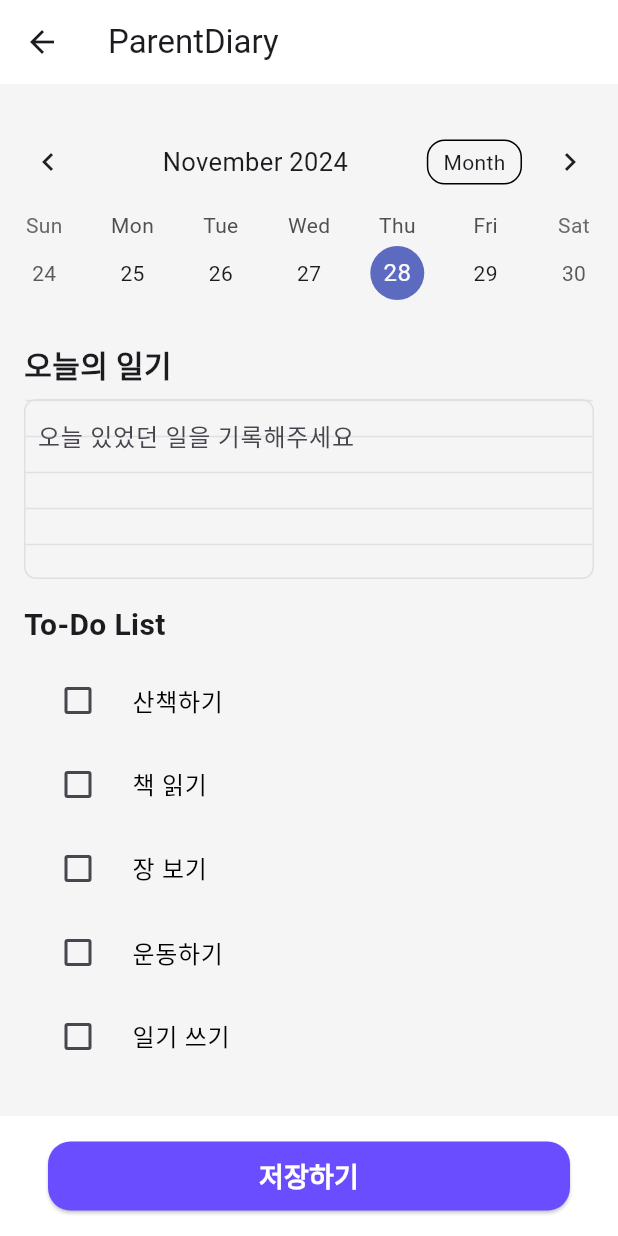
After one commit to EHHO916/yonsei_gen_ai, a Flutter app: the ChatScreen screen opened directly, after a tap on the "calendar today" icon, on a phone screen of 412 x 824 dp. The commit adds this screen. Run offline on Flutter 3.47's test engine with Material 3 defaults, Android fonts, the phone set to English and light mode, and no system bars; drawn by our look-alikes of table_calendar; our stand-ins replace flutter_dotenv, google_sign_in; missing offline and left inert: mongo_dart; Roboto replaces fonts that are missing (noto).

Commit message:
Backup files

```diff
--- /dev/null
+++ b/lib/diary.dart
@@ -0,0 +1,330 @@
+import 'package:flutter/material.dart';
+import 'package:flutter/services.dart';
+import 'package:table_calendar/table_calendar.dart';
+
+class DiaryHome extends StatefulWidget {
+  @override
+  _DiaryHomeState createState() => _DiaryHomeState();
+}
+
+class LinePainter extends CustomPainter {
+  final double lineHeight;
+
+  LinePainter({required this.lineHeight});
+
+  @override
+  void paint(Canvas canvas, Size size) {
+    final paint = Paint()
+      ..color = Colors.grey[300]! // 줄 색상
+      ..strokeWidth = 1.0; // 줄 두께
+
+    for (double y = 0; y < size.height; y += lineHeight) {
+      canvas.drawLine(Offset(0, y), Offset(size.width, y), paint);
+    }
+  }
+
+  @override
+  bool shouldRepaint(covariant CustomPainter oldDelegate) => false;
+}
+
+class _DiaryHomeState extends State<DiaryHome> {
+  DateTime selectedDay = DateTime.now();
+  DateTime focusedDay = DateTime.now();
+  CalendarFormat calendarFormat = CalendarFormat.week;
+
+  final Map<DateTime, String> emojiByDate = {};
+  final TextEditingController _textEditingController = TextEditingController();
+
+  static const double lineHeight = 24.0; // 한 줄의 높이
+  static const int visibleLines = 5; // 보이는 줄 수
+  final double containerHeight = lineHeight * visibleLines; // 컨테이너 높이
+
+  final List<Map<String, dynamic>> toDoList = [
+    {"title": "산책하기", "done": false},
+    {"title": "책 읽기", "done": false},
+    {"title": "장 보기", "done": false},
+    {"title": "운동하기", "done": false},
+    {"title": "일기 쓰기", "done": false},
+  ];
+
+  final Map<String, String> emotionEmojis = {
+    'Angry': '😡',
+    'Sad': '😢',
+    'Tired': '😴',
+    'Neutral': '😐',
+    'Funny': '😂',
+    'Inspired': '✨',
+    'Happy': '😊',
+  };
+
+  final ScrollController _contentScrollController = ScrollController(); // 스크롤 컨트롤러 추가
+
+  @override
+  void dispose() {
+    _contentScrollController.dispose(); // 메모리 누수를 방지하기 위해 dispose
+    super.dispose();
+  }
+
+  void toggleCalendarFormat() {
+    setState(() {
+      if (calendarFormat == CalendarFormat.week) {
+        calendarFormat = CalendarFormat.month; // 한 달 보기로 변경
+      } else {
+        calendarFormat = CalendarFormat.week; // 주간 보기로 복구
+      }
+    });
+    HapticFeedback.lightImpact(); // 햅틱 반응 추가
+  }
+
+  void showEmojiSelectionDialog() {
+    showDialog(
+      context: context,
+      builder: (context) => Dialog(
+        shape: RoundedRectangleBorder(
+          borderRadius: BorderRadius.circular(15),
+        ),
+        child: Container(
+          decoration: BoxDecoration(
+            color: Colors.white,
+            borderRadius: BorderRadius.circular(15),
+          ),
+          padding: const EdgeInsets.all(16.0),
+          child: Column(
+            mainAxisSize: MainAxisSize.min,
+            children: [
+              Text(
+                "Select an Emoji for ${selectedDay.toLocal().toIso8601String().substring(0, 10)}",
+                style: const TextStyle(
+                  fontSize: 18,
+                  fontWeight: FontWeight.bold,
+                ),
+                textAlign: TextAlign.center,
+              ),
+              const SizedBox(height: 16),
+              Wrap(
+                spacing: 10,
+                runSpacing: 10,
+                children: emotionEmojis.entries
+                    .map(
+                      (entry) => GestureDetector(
+                    onTap: () {
+                      setState(() {
+                        emojiByDate[selectedDay] = entry.value; // 선택한 이모지를 저장
+                      });
+                      Navigator.pop(context);
+                    },
+                    child: Column(
+                      mainAxisSize: MainAxisSize.min,
+                      children: [
+                        Text(
+                          entry.value,
+                          style: const TextStyle(fontSize: 40),
+                        ),
+                        Text(
+                          entry.key,
+                          style: const TextStyle(fontSize: 12),
+                        ),
+                      ],
+                    ),
+                  ),
+                )
+                    .toList(),
+              ),
+              const SizedBox(height: 20),
+              ElevatedButton(
+                onPressed: () {
+                  Navigator.pop(context);
+                },
+                style: ElevatedButton.styleFrom(
+                  backgroundColor: Colors.white,
+                  padding: const EdgeInsets.symmetric(horizontal: 30, vertical: 12),
+                  shape: RoundedRectangleBorder(
+                    borderRadius: BorderRadius.circular(30),
+                  ),
+                ),
+                child: const Text(
+                  "닫기",
+                  style: TextStyle(color: Colors.black),
+                ),
+              ),
+            ],
+          ),
+        ),
+      ),
+    );
+  }
+
+  @override
+  Widget build(BuildContext context) {
+    return Scaffold(
+      appBar: AppBar(
+        title: const Text('ParentDiary'),
+        leading: IconButton(
+          icon: const Icon(Icons.arrow_back),
+          onPressed: () {
+            Navigator.pop(context);
+          },
+        ),
+        backgroundColor: Colors.white,
+      ),
+      backgroundColor: const Color(0xFFF5F5F5),
+      body: CustomScrollView(
+        controller: _contentScrollController,
+        slivers: [
+          // 캘린더 부분
+          SliverToBoxAdapter(
+            child: Padding(
+              padding: const EdgeInsets.only(top: 20.0),
+              child: TableCalendar(
+                firstDay: DateTime(2000),
+                lastDay: DateTime(2100),
+                focusedDay: focusedDay,
+                selectedDayPredicate: (day) => isSameDay(selectedDay, day),
+                onDaySelected: (newSelectedDay, newFocusedDay) {
+                  setState(() {
+                    selectedDay = newSelectedDay;
+                    focusedDay = newFocusedDay;
+                  });
+                  showEmojiSelectionDialog();
+                },
+                calendarFormat: calendarFormat,
+                onFormatChanged: (format) {
+                  setState(() {
+                    calendarFormat = format;
+                  });
+                },
+                availableCalendarFormats: const {
+                  CalendarFormat.week: 'Week',
+                  CalendarFormat.month: 'Month',
+                },
+                calendarStyle: const CalendarStyle(
+                  cellMargin: EdgeInsets.symmetric(vertical: 8),
+                ),
+                headerStyle: const HeaderStyle(
+                  titleCentered: true,
+                  formatButtonVisible: true,
+                ),
+              ),
+            ),
+          ),
+          const SliverToBoxAdapter(
+            child: SizedBox(height: 20),
+          ),
+          // 일기 및 To-Do List 부분
+          SliverToBoxAdapter(
+            child: Padding(
+              padding: const EdgeInsets.symmetric(horizontal: 16.0),
+              child: Column(
+                crossAxisAlignment: CrossAxisAlignment.start,
+                children: [
+                  const Text(
+                    "오늘의 일기",
+                    style: TextStyle(
+                      fontSize: 20,
+                      fontWeight: FontWeight.bold,
+                    ),
+                  ),
+                  const SizedBox(height: 8),
+                  Container(
+                    height: containerHeight,
+                    decoration: BoxDecoration(
+                      color: Colors.grey[100],
+                      borderRadius: BorderRadius.circular(8),
+                      border: Border.all(color: Colors.grey[300]!),
+                    ),
+                    child: Stack(
+                      children: [
+                        CustomPaint(
+                          size: Size(double.infinity, containerHeight),
+                          painter: LinePainter(lineHeight: lineHeight),
+                        ),
+                        Padding(
+                          padding: const EdgeInsets.symmetric(horizontal: 8.0),
+                          child: TextField(
+                            controller: _textEditingController,
+                            maxLines: null,
+                            keyboardType: TextInputType.multiline,
+                            decoration: const InputDecoration(
+                              hintText: '오늘 있었던 일을 기록해주세요',
+                              border: InputBorder.none,
+                              contentPadding: EdgeInsets.zero,
+                            ),
+                            style: const TextStyle(
+                              fontSize: 16,
+                              height: 1.5,
+                            ),
+                          ),
+                        ),
+                      ],
+                    ),
+                  ),
+                  const SizedBox(height: 16),
+                  const Text(
+                    "To-Do List",
+                    style: TextStyle(
+                      fontSize: 20,
+                      fontWeight: FontWeight.bold,
+                    ),
+                  ),
+                  const SizedBox(height: 8),
+                  ListView.builder(
+                    shrinkWrap: true,
+                    physics: const NeverScrollableScrollPhysics(),
+                    itemCount: toDoList.length,
+                    itemBuilder: (context, index) {
+                      return CheckboxListTile(
+                        title: Text(
+                          toDoList[index]['title'],
+                          style: TextStyle(
+                            decoration: toDoList[index]['done']
+                                ? TextDecoration.lineThrough
+                                : TextDecoration.none,
+                            color: toDoList[index]['done'] ? Colors.grey : Colors.black,
+                          ),
+                        ),
+                        value: toDoList[index]['done'],
+                        onChanged: (value) {
+                          setState(() {
+                            toDoList[index]['done'] = value!;
+                          });
+                        },
+                        controlAffinity: ListTileControlAffinity.leading,
+                      );
+                    },
+                  ),
+                ],
+              ),
+            ),
+          ),
+        ],
+      ),
+      bottomNavigationBar: BottomAppBar(
+        color: Colors.white,
+        child: Padding(
+          padding: const EdgeInsets.symmetric(horizontal: 16.0, vertical: 5.0),
+          child: ElevatedButton(
+            onPressed: () {
+              // 저장 기능 추가 가능
+              print("일기 및 To-Do List 저장");
+            },
+            style: ElevatedButton.styleFrom(
+              backgroundColor: const Color(0xFF6A4DFF),
+              padding: const EdgeInsets.symmetric(vertical: 5),
+              shape: RoundedRectangleBorder(
+                borderRadius: BorderRadius.circular(15),
+              ),
+            ),
+            child: const Text(
+              "저장하기",
+              style: TextStyle(
+                color: Colors.white,
+                fontSize: 18,
+                fontWeight: FontWeight.bold,
+              ),
+            ),
+          ),
+        ),
+      ),
+    );
+  }
+}
--- a/lib/entrance.dart
+++ b/lib/entrance.dart
@@ -93,9 +93,9 @@ class _EntranceScreenState extends State<EntranceScreen> {
           mainAxisAlignment: MainAxisAlignment.center,
           crossAxisAlignment: CrossAxisAlignment.center,
           children: [
-            const Text('Enter MBTI code', style: TextStyle(fontSize: 24, fontWeight: FontWeight.bold)),
+            const Text('MBTI를 입력해주세요', style: TextStyle(fontSize: 24, fontWeight: FontWeight.bold)),
             const SizedBox(height: 10),
-            Text('Enter your MBTI type using four letters, e.g., INFP', textAlign: TextAlign.center, style: TextStyle(color: Colors.grey[600])),
+            Text('개인의 성격 유형을 16가지로 분류하여\n자기 이해와 대인관계 개선에 도움을 주는 성격 유형 검사', textAlign: TextAlign.center, style: TextStyle(color: Colors.grey[600])),
             const SizedBox(height: 30),
             Row(
               mainAxisAlignment: MainAxisAlignment.spaceEvenly,
@@ -262,9 +262,9 @@ class _MMTICCodeScreenState extends State<MMTICCodeScreen> {
           mainAxisAlignment: MainAxisAlignment.center,
           crossAxisAlignment: CrossAxisAlignment.center,
           children: [
-            const Text('Enter MMTIC code', style: TextStyle(fontSize: 24, fontWeight: FontWeight.bold)),
+            const Text('MMTIC를 입력해주세요', style: TextStyle(fontSize: 24, fontWeight: FontWeight.bold)),
             const SizedBox(height: 10),
-            Text('Enter your MMTIC code using four letters', textAlign: TextAlign.center, style: TextStyle(color: Colors.grey[600])),
+            Text('아동 및 청소년의 성격 유형을 분석하여\n학습 스타일과 대인관계 특성을 이해하도록 돕는 성격 유형 검사', textAlign: TextAlign.center, style: TextStyle(color: Colors.grey[600])),
             const SizedBox(height: 30),
             Row(
               mainAxisAlignment: MainAxisAlignment.spaceEvenly,
@@ -391,13 +391,13 @@ class _GoalSelectionScreenState extends State<GoalSelectionScreen> {
           crossAxisAlignment: CrossAxisAlignment.center,
           children: [
             const Text(
-              '애착유형검사',
+              '애착 유형을 선택해주세요',
               style: TextStyle(fontSize: 24, fontWeight: FontWeight.bold),
               textAlign: TextAlign.center,
             ),
             const SizedBox(height: 10),
             Text(
-              'We will recommend diets and exercises that suit you',
+              '부모와 자녀의 애착 유형과 상호작용 패턴을 분석하여\n건강한 양육 및 관계 개선에 도움을 주는 심리 검사',
               style: TextStyle(fontSize: 16, color: Colors.grey[600]),
               textAlign: TextAlign.center,
             ),
@@ -433,9 +433,9 @@ class _GoalSelectionScreenState extends State<GoalSelectionScreen> {
               },
               style: ElevatedButton.styleFrom(
                 backgroundColor: const Color(0xFF6A4DFF),
-                padding: const EdgeInsets.symmetric(vertical: 14, horizontal: 80),
+                padding: const EdgeInsets.symmetric(vertical: 15, horizontal: 159),
                 shape: RoundedRectangleBorder(
-                  borderRadius: BorderRadius.circular(30),
+                  borderRadius: BorderRadius.circular(20),
                 ),
               ),
               child: const Text(
--- a/lib/main.dart
+++ b/lib/main.dart
@@ -2,16 +2,14 @@ import 'dart:convert';
 import 'package:flutter/material.dart';
 import 'package:http/http.dart' as http;
 import 'package:google_sign_in/google_sign_in.dart';
-import 'package:firebase_core/firebase_core.dart';
 import 'package:proto_type/entrance.dart';
-import 'firebase_options.dart';
 import 'package:flutter_dotenv/flutter_dotenv.dart';
+import 'diary.dart';
+import 'package:mongo_dart/mongo_dart.dart' as mongo;
+
 
 void main() async {
   WidgetsFlutterBinding.ensureInitialized();
-  await Firebase.initializeApp(
-    options: DefaultFirebaseOptions.currentPlatform,
-  );
   await dotenv.load();
   runApp(MyApp());
 }
@@ -23,12 +21,13 @@ class MyApp extends StatelessWidget {
       title: 'ParentCare',
       theme: ThemeData(
         primarySwatch: Colors.blue,
+        fontFamily: 'noto',
       ),
       home: StartScreen(),
     );
   }
 }
- // SignUp과 SignIn을 눌렀을 때 차이점을 부과해야함
+// SignUp과 SignIn을 눌렀을 때 차이점을 부과해야함
 class StartScreen extends StatelessWidget {
   final GoogleSignIn _googleSignIn = GoogleSignIn();
   Future<void> _handleGoogleSignIn(BuildContext context, {bool isSignUp = false}) async {
@@ -44,7 +43,7 @@ class StartScreen extends StatelessWidget {
         } else {
           Navigator.push(
             context,
-            MaterialPageRoute(builder: (context) => ChatScreen(googleUser: googleUser)),
+            MaterialPageRoute(builder: (context) => DiaryHome()),
           );
         }
       }
@@ -130,7 +129,11 @@ class _ChatScreenState extends State<ChatScreen> {
   final ScrollController _scrollController = ScrollController();
   final ScrollController _textFieldScrollController = ScrollController();
   final List<Map<String, String>> _messages = [];
+  final List<String> _chatHistory = [];
   String _typingMessage = '';
+  late mongo.Db _db;
+  late mongo.DbCollection _collection;
+
 
   Future<void> _sendMessage(String text) async {
     setState(() {
@@ -226,14 +229,26 @@ class _ChatScreenState extends State<ChatScreen> {
           style: TextStyle(color: Colors.black),
         ),
         backgroundColor: Colors.white,
-        elevation: 1,
+        elevation: 0,
         iconTheme: const IconThemeData(color: Colors.black),
         actions: [
           IconButton(
-            icon: const Icon(Icons.refresh),
-            onPressed: _resetChat,
+            icon: const Icon(Icons.calendar_today),
+            onPressed: () {
+              Navigator.push(
+                context,
+                MaterialPageRoute(builder: (context) => DiaryHome()), // Diary 화면으로 전환
+              );
+            },
           ),
         ],
+        bottom: PreferredSize(
+          preferredSize: const Size.fromHeight(1.0), // 경계선의 높이
+          child: Container(
+            color: Colors.grey, // 경계선 색상
+            height: 1.0, // 경계선 두께
+          ),
+        ),
       ),
       drawer: Container(
         width: MediaQuery.of(context).size.width * 0.8,
@@ -284,30 +299,29 @@ class _ChatScreenState extends State<ChatScreen> {
                           ),
                         ],
                       ),
-                      // [수정 사항] 우측 상단의 점 세 개 아이콘 버튼 추가
                       IconButton(
                         icon: const Icon(Icons.more_vert),
                         onPressed: () async {
                           final shouldLogout = await showDialog<bool>(
                             context: context,
                             builder: (context) => AlertDialog(
+                              backgroundColor: Colors.white,
                               title: const Text('로그아웃'),
                               content: const Text('정말 로그아웃 하시겠습니까?'),
                               actions: [
                                 TextButton(
                                   onPressed: () => Navigator.pop(context, false),
-                                  child: const Text('취소'),
+                                  child: const Text('취소', style: TextStyle(color: Colors.grey)),
                                 ),
                                 TextButton(
                                   onPressed: () => Navigator.pop(context, true),
-                                  child: const Text('로그아웃'),
+                                  child: const Text('로그아웃', style: TextStyle(color: Colors.black)),
                                 ),
                               ],
                             ),
                           );
 
                           if (shouldLogout == true) {
-                            // 로그아웃 기능 수행 및 StartScreen으로 이동
                             await GoogleSignIn().signOut();
                             Navigator.pushAndRemoveUntil(
                               context,
@@ -351,20 +365,7 @@ class _ChatScreenState extends State<ChatScreen> {
         ),
       ),
       body: Container(
-        decoration: const BoxDecoration(
-          gradient: LinearGradient(
-            begin: Alignment.topCenter,
-            end: Alignment.bottomCenter,
-            colors: [
-              Colors.white,
-              Colors.white,
-              Color(0xFFF8E1E7),
-              Color(0xFFD1C4E9),
-              Color(0xFFE8EAF6),
-            ],
-            stops: [0.0, 0.5, 0.65, 0.8, 0.9],
-          ),
-        ),
+        color: const Color(0xfff6f6f6),
         child: Column(
           children: [
             Expanded(
@@ -376,7 +377,6 @@ class _ChatScreenState extends State<ChatScreen> {
                   padding: const EdgeInsets.only(right: 8.0),
                   itemCount: _typingMessage.isNotEmpty ? _messages.length + 1 : _messages.length,
                   itemBuilder: (context, index) {
-                    // 타이핑 효과를 위해 임시로 표시되는 마지막 메시지
                     if (index == _messages.length && _typingMessage.isNotEmpty) {
                       return Row(
                         crossAxisAlignment: CrossAxisAlignment.start,
@@ -384,7 +384,7 @@ class _ChatScreenState extends State<ChatScreen> {
                           Padding(
                             padding: const EdgeInsets.only(left: 8.0, top: 13.0),
                             child: Image.asset(
-                              'assets/images/icon.png',
+                              'assets/images/chaticon.png',
                               width: 32,
                               height: 32,
                             ),
@@ -396,8 +396,8 @@ class _ChatScreenState extends State<ChatScreen> {
                               margin: const EdgeInsets.symmetric(vertical: 4, horizontal: 8),
                               constraints: BoxConstraints(maxWidth: MediaQuery.of(context).size.width * 0.7),
                               decoration: BoxDecoration(
-                                color: Colors.white,
-                                borderRadius: BorderRadius.circular(8),
+                                color: Colors.grey[300],
+                                borderRadius: BorderRadius.circular(15),
                               ),
                               child: Text(
                                 _typingMessage,
@@ -416,16 +416,16 @@ class _ChatScreenState extends State<ChatScreen> {
                       mainAxisAlignment: isUser ? MainAxisAlignment.end : MainAxisAlignment.start,
                       crossAxisAlignment: CrossAxisAlignment.start,
                       children: [
-                        if (!isUser) // API 응답 메시지일 때만 아이콘 표시
+                        if (!isUser)
                           Padding(
                             padding: const EdgeInsets.only(left: 8.0, top: 13.0),
                             child: Image.asset(
-                              'assets/images/icon.png',
+                              'assets/images/chaticon.png',
                               width: 32,
                               height: 32,
                             ),
                           ),
-                        if (!isUser) const SizedBox(width: 8), // API 메시지의 아이콘과 텍스트 사이 간격
+                        if (!isUser) const SizedBox(width: 8),
                         Flexible(
                           child: Container(
                             padding: const EdgeInsets.all(12),
@@ -433,7 +433,7 @@ class _ChatScreenState extends State<ChatScreen> {
                             constraints: BoxConstraints(maxWidth: MediaQuery.of(context).size.width * 0.7),
                             decoration: BoxDecoration(
                               color: isUser ? const Color(0xFF664FF6) : Colors.white,
-                              borderRadius: BorderRadius.circular(8),
+                              borderRadius: BorderRadius.circular(15),
                             ),
                             child: Text(
                               message['text'] ?? '',
@@ -451,22 +451,34 @@ class _ChatScreenState extends State<ChatScreen> {
               ),
             ),
             Container(
-              color: Colors.white,
-              padding: const EdgeInsets.symmetric(horizontal: 8.0, vertical: 6.0),
+              decoration: BoxDecoration(
+                color: Colors.white,
+                border: Border(
+                  top: BorderSide(
+                    color: Colors.grey[300] ?? Colors.grey, // null 안전 처리
+                    width: 1.0,
+                  ),
+                ),
+              ),
+              padding: const EdgeInsets.symmetric(horizontal: 8.0, vertical: 12.0),
               child: SafeArea(
                 child: Row(
                   children: [
+                    IconButton(
+                      icon: const Icon(Icons.refresh), // 새로고침 아이콘
+                      onPressed: _resetChat, // 새로고침 기능 호출
+                    ),
                     Expanded(
                       child: SingleChildScrollView(
                         controller: _textFieldScrollController,
                         scrollDirection: Axis.vertical,
-                        reverse: true, // 스크롤이 아래쪽부터 시작하도록 설정
+                        reverse: true,
                         child: TextFormField(
                           controller: _controller,
                           decoration: const InputDecoration(
                             hintText: '메시지를 입력해주세요.',
                             border: InputBorder.none,
-                            contentPadding: EdgeInsets.symmetric(horizontal: 25.0),
+                            contentPadding: EdgeInsets.symmetric(horizontal: 10.0),
                           ),
                           minLines: 1,
                           maxLines: 8, // 최대 5줄까지 확장 가능
@@ -476,7 +488,7 @@ class _ChatScreenState extends State<ChatScreen> {
                     ),
                     IconButton(
                       icon: const Icon(Icons.send),
-                      padding: const EdgeInsets.all(15.0),
+                      padding: const EdgeInsets.all(10.0),
                       constraints: const BoxConstraints(),
                       onPressed: () {
                         if (_controller.text.isNotEmpty) {
```
Also changed, not shown: lib/ecr_test.dart (+5 -12 lines), lib/mbti_test.dart (+5 -12 lines), lib/mmtic_test.dart (+5 -12 lines), pubspec.yaml (+17 -4 lines), assets/images/background.png (added), assets/images/chaticon.png (added), lib/firebase_options.dart (deleted), pubspec.lock, 13 other files.
